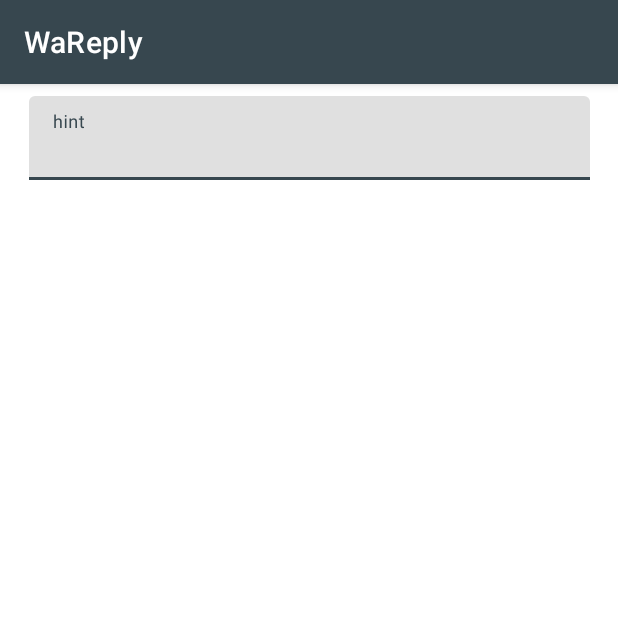
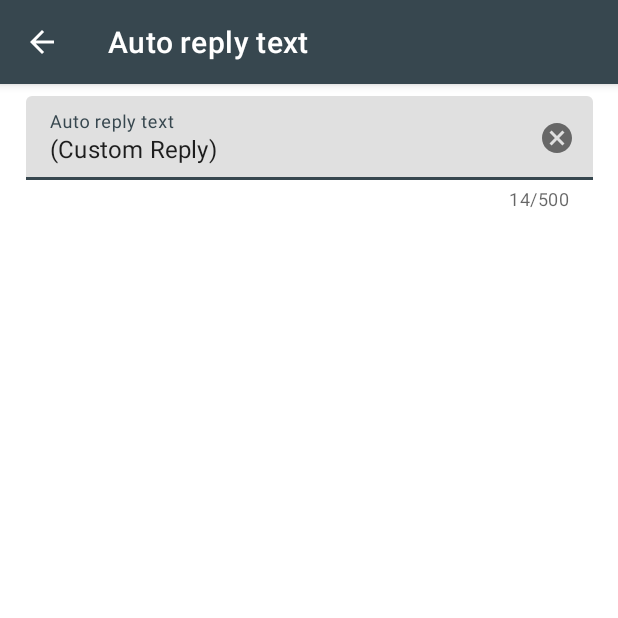
Before and after one commit to adeekshith/watomatic, an Android app: the CustomReplyEditorActivity screen opened directly, with no data from a screen before it, on a phone screen of 412 x 824 dp, the top half of it. Run offline under Robolectric (Android 15) with nearby library versions, the phone set to English and light mode, and no system bars.

Commit message:
Set MainActivity as parent and improve text layout
- add counter to text layout
- add clear text button to text layout

```diff
--- a/app/src/main/res/layout/activity_custom_reply_editor.xml
+++ b/app/src/main/res/layout/activity_custom_reply_editor.xml
@@ -7,11 +7,14 @@
     tools:context=".CustomReplyEditorActivity">
 
     <com.google.android.material.textfield.TextInputLayout
-        android:layout_width="374dp"
-        android:layout_height="66dp"
+        android:layout_width="378dp"
+        android:layout_height="wrap_content"
         android:layout_marginStart="8dp"
         android:layout_marginTop="8dp"
         android:layout_marginEnd="8dp"
+        app:counterEnabled="true"
+        app:counterMaxLength="500"
+        app:endIconMode="clear_text"
         app:layout_constraintEnd_toStartOf="@+id/guidelineRight"
         app:layout_constraintStart_toStartOf="@+id/guidelineLeft"
         app:layout_constraintTop_toTopOf="parent">
@@ -19,7 +22,8 @@
         <com.google.android.material.textfield.TextInputEditText
             android:layout_width="match_parent"
             android:layout_height="wrap_content"
-            android:hint="hint" />
+            android:hint="@string/mainAutoReplyLabel"
+            android:text="@string/mainAutoReplyTextPlaceholder" />
     </com.google.android.material.textfield.TextInputLayout>
 
     <androidx.constraintlayout.widget.Guideline
```
Also changed, not shown: app/src/main/AndroidManifest.xml (+6 -1 lines).
